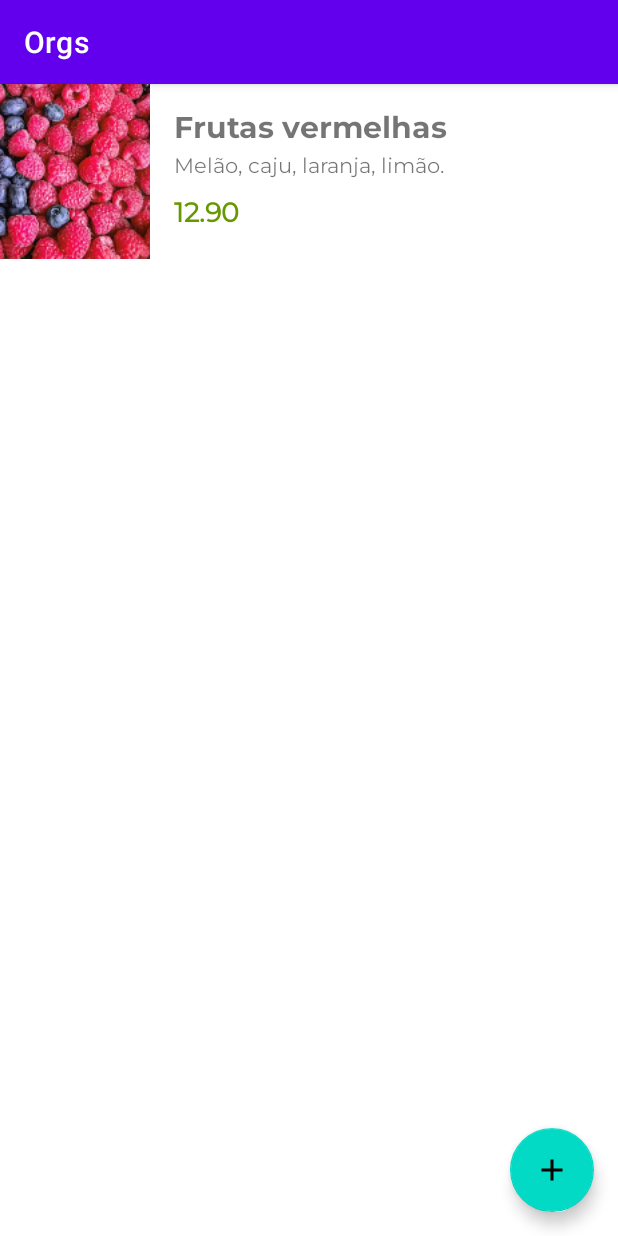
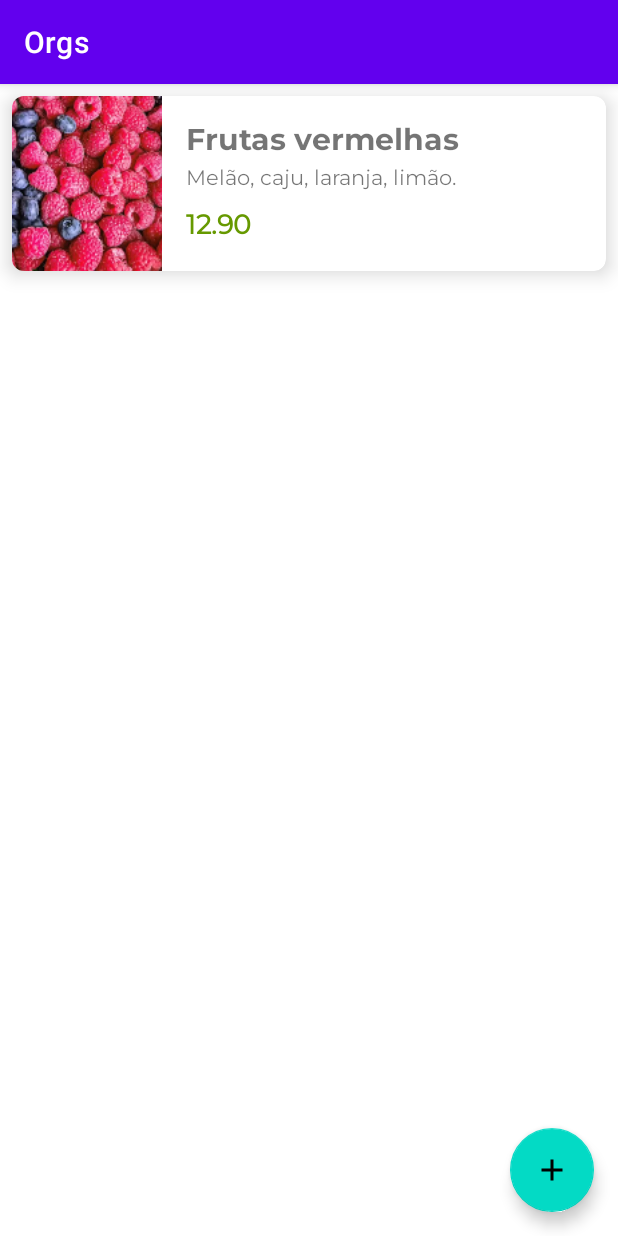
Before and after one commit to Fael-dev/android-nativo-kt-2, an Android app: the screen it shows after launch (ListaProdutosActivity), on a phone screen of 412 x 824 dp. Run offline under Robolectric (Android 15) with nearby library versions, the phone set to English and light mode, and no system bars.

Commit message:
Implementando componentes do material design

```diff
--- /dev/null
+++ b/app/src/main/res/drawable/plano_de_fundo_produto.xml
@@ -0,0 +1,6 @@
+<?xml version="1.0" encoding="utf-8"?>
+<shape xmlns:android="http://schemas.android.com/apk/res/android"
+    android:shape="rectangle">
+    <stroke android:color="@color/black" android:width="1dp"/>
+    <corners android:radius="8dp"/>
+</shape>
--- a/app/src/main/res/layout/produto_item.xml
+++ b/app/src/main/res/layout/produto_item.xml
@@ -1,9 +1,15 @@
 <?xml version="1.0" encoding="utf-8"?>
-<androidx.constraintlayout.widget.ConstraintLayout xmlns:android="http://schemas.android.com/apk/res/android"
+<com.google.android.material.card.MaterialCardView xmlns:android="http://schemas.android.com/apk/res/android"
+    xmlns:app="http://schemas.android.com/apk/res-auto"
+    xmlns:tools="http://schemas.android.com/tools"
     android:layout_width="match_parent"
     android:layout_height="wrap_content"
-    xmlns:tools="http://schemas.android.com/tools"
-    xmlns:app="http://schemas.android.com/apk/res-auto">
+    app:cardCornerRadius="8dp"
+    app:cardElevation="8dp"
+    android:layout_margin="8dp">
+    <androidx.constraintlayout.widget.ConstraintLayout
+        android:layout_width="match_parent"
+        android:layout_height="wrap_content">
 
         <TextView
             android:id="@+id/produto_item_nome"
@@ -65,3 +71,4 @@
             android:src="@drawable/frutas_vermelhas"
             />
     </androidx.constraintlayout.widget.ConstraintLayout>
+</com.google.android.material.card.MaterialCardView>
```
Lines whose indentation alone changed are shown as unchanged.
